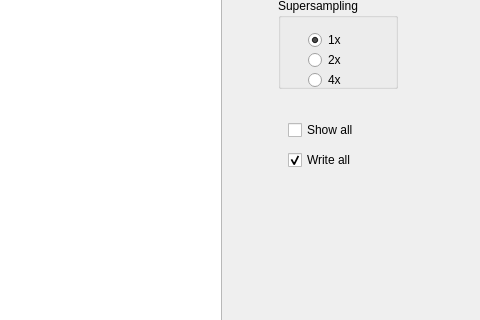
The window that mainwindow.ui (ftasse/ShadingCurves) describes before a commit, drawn with Qt 5; both pictures show x 362 to 842 and y 166 to 486 of the 842 by 726 pixel window.
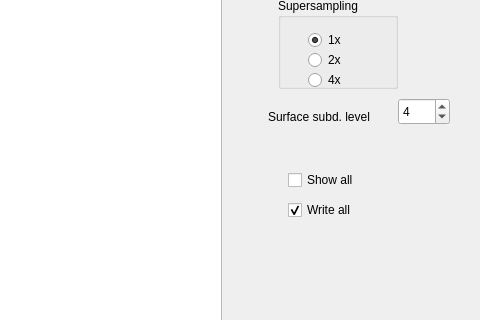
The same window after the commit. The open tabs and pages were chosen to show the change. Custom widgets are drawn as their Qt base class.

Commit message: Surface subdivision level spinbox added to Shading

What changed in the file:
```diff
--- a/mainwindow.ui
+++ b/mainwindow.ui
@@ -322,8 +322,8 @@
            <rect>
             <x>0</x>
             <y>0</y>
-            <width>100</width>
-            <height>30</height>
+            <width>230</width>
+            <height>537</height>
            </rect>
           </property>
           <attribute name="label">
@@ -401,7 +401,7 @@
            <property name="geometry">
             <rect>
              <x>60</x>
-             <y>170</y>
+             <y>220</y>
              <width>100</width>
              <height>24</height>
             </rect>
@@ -417,7 +417,7 @@
            <property name="geometry">
             <rect>
              <x>60</x>
-             <y>200</y>
+             <y>250</y>
              <width>100</width>
              <height>24</height>
             </rect>
@@ -429,6 +429,35 @@
             <bool>true</bool>
            </property>
           </widget>
+          <widget class="QSpinBox" name="spinBoxSubd">
+           <property name="geometry">
+            <rect>
+             <x>170</x>
+             <y>150</y>
+             <width>52</width>
+             <height>27</height>
+            </rect>
+           </property>
+           <property name="maximum">
+            <number>6</number>
+           </property>
+           <property name="value">
+            <number>4</number>
+           </property>
+          </widget>
+          <widget class="QLabel" name="labelSubd">
+           <property name="geometry">
+            <rect>
+             <x>40</x>
+             <y>160</y>
+             <width>121</width>
+             <height>17</height>
+            </rect>
+           </property>
+           <property name="text">
+            <string>Surface subd. level</string>
+           </property>
+          </widget>
          </widget>
          <widget class="QWidget" name="drawing_toolbox">
           <property name="geometry">
```
Left out of the diff: 6 changed lines with no effect on the pictures. The commit also changes 4 other files.
